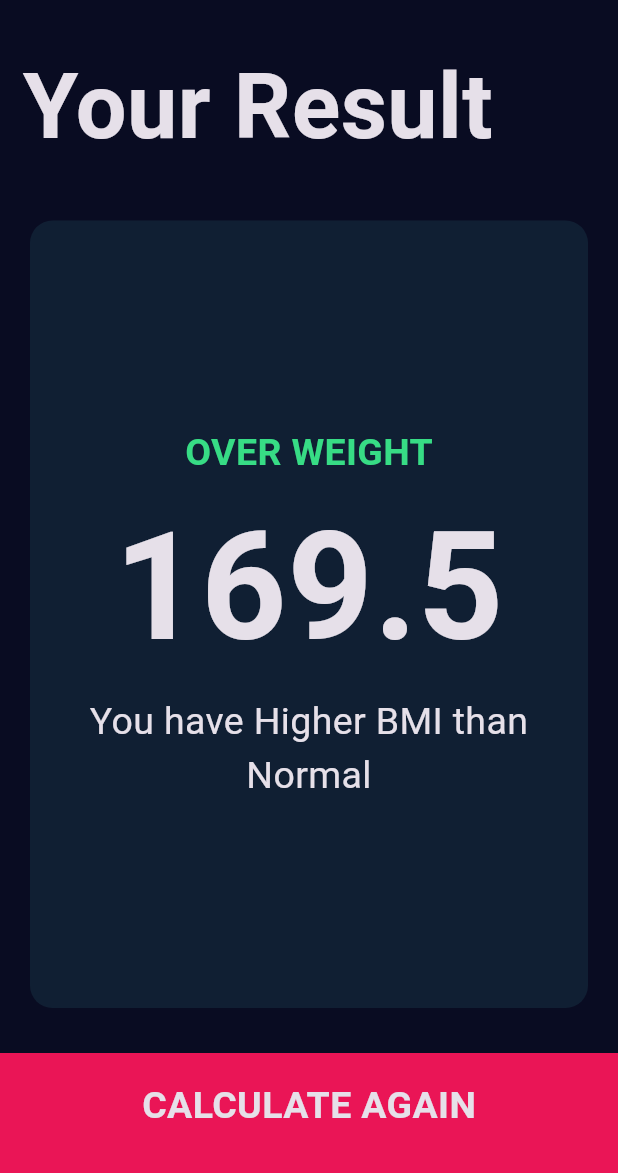
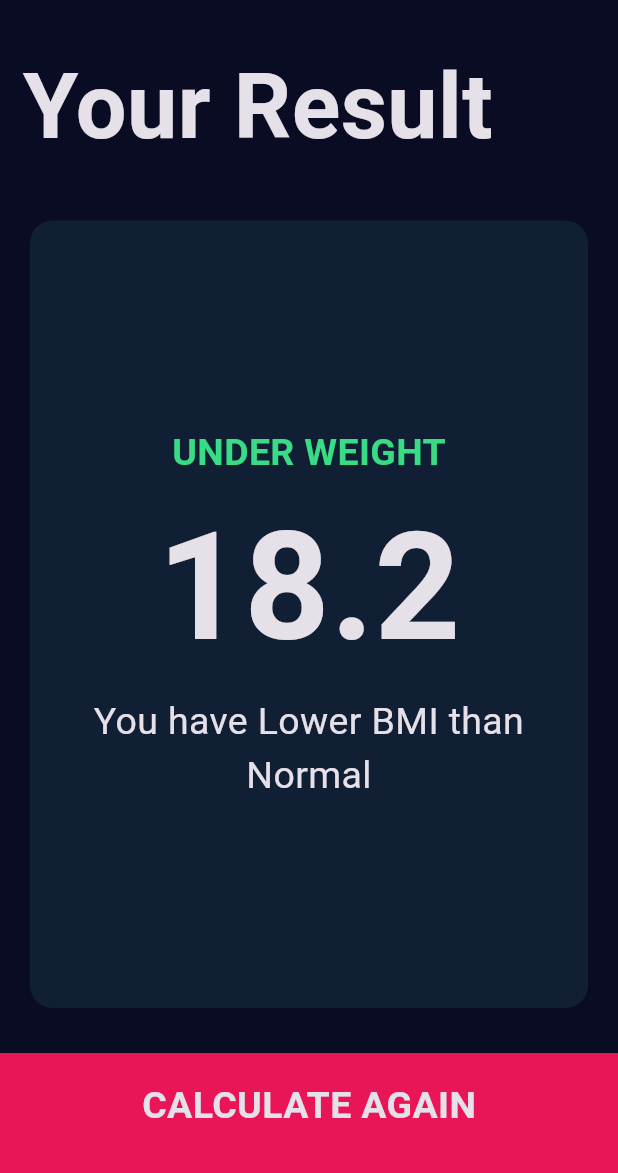
Before and after one commit to Farseena-Sirin-P-P/bmi_calculator, a Flutter app: the screen it shows after launch, after a tap on "CALCULATE", on a phone screen of 412 x 824 dp, the part 63-1236 px from its top. Run offline on Flutter 3.47's test engine with Material 3 defaults, Android fonts, the phone set to English and light mode, and no system bars; our stand-ins replace font_awesome_flutter.

Commit message:
Update calculator.dart

```diff
--- a/lib/calculator.dart
+++ b/lib/calculator.dart
@@ -8,7 +8,7 @@ class Calculator {
   late double _bmi;
 
   String calculateBMI() {
-    _bmi = weight / pow(weight / 100, 2);
+    _bmi = weight / pow(height / 100, 2);
 
     return _bmi.toStringAsFixed(1);
   }
```
